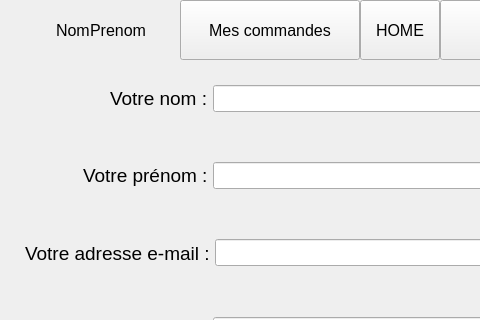
GregDAka/Ubermedoc, file UberMedoc/compte.ui: the form before one commit; both pictures show x 0 to 480 and y 0 to 320 of the 800 by 600 pixel window.
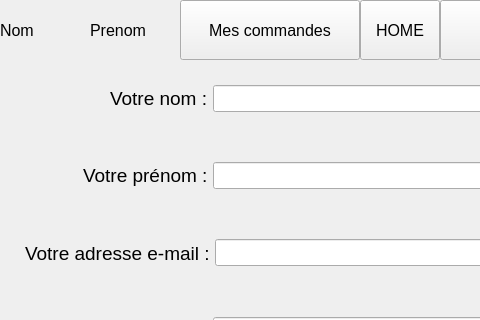
The form after the commit.

```diff
--- a/UberMedoc/compte.ui
+++ b/UberMedoc/compte.ui
@@ -41,7 +41,7 @@
      </property>
      <item>
       <layout class="QHBoxLayout" name="horizontalLayout">
-       <item alignment="Qt::AlignRight">
+       <item>
         <widget class="QLabel" name="label">
          <property name="font">
           <font>
```
